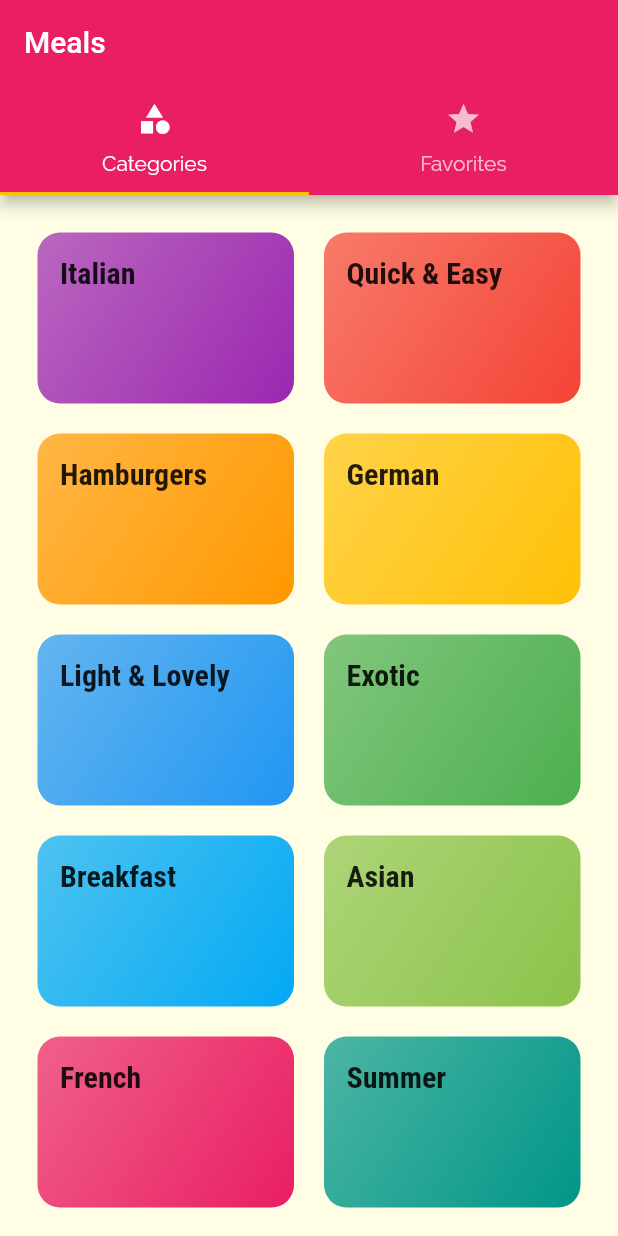
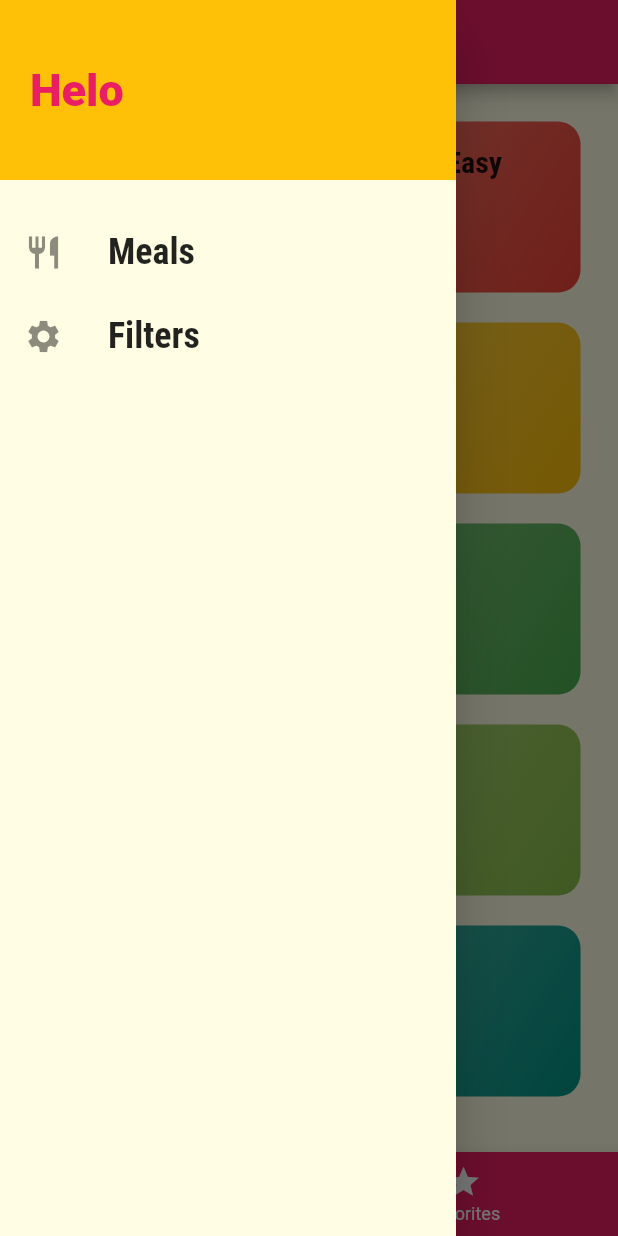
Before and after one commit to Arkadian404/flutter_meals_app, a Flutter app: the screen it shows after launch, with the side drawer open (before the commit the screen has no drawer), on a phone screen of 412 x 824 dp. Run offline on Flutter 3.47's test engine with Material 2 defaults, Android fonts, the phone set to English and light mode, and no system bars.

Commit message:
add new routes, create drawer and fix bugs

```diff
--- a/lib/main.dart
+++ b/lib/main.dart
@@ -3,6 +3,7 @@ import './screens/meal_detail_screen.dart';
 import './screens/category_meals_screen.dart';
 import './screens/tabs_screen.dart';
 import './screens/categories_screen.dart';
+import './screens/filters_screen.dart';
 
 void main() {
   runApp(const MyApp());
@@ -33,6 +34,7 @@ class MyApp extends StatelessWidget {
         '/': (ctx) => TabsScreen(),
         CategoryMealsScreen.routeName: (ctx) => CategoryMealsScreen(),
         MealDetailScreen.routeName: (ctx) => MealDetailScreen(),
+        FiltersScreen.routeName: (ctx) => FiltersScreen(),
       },
     );
   }
--- /dev/null
+++ b/lib/screens/filters_screen.dart
@@ -0,0 +1,16 @@
+import 'package:flutter/material.dart';
+import '../widgets/main_drawer.dart';
+
+class FiltersScreen extends StatelessWidget {
+  static const routeName = '/filters';
+  const FiltersScreen({Key? key}) : super(key: key);
+
+  @override
+  Widget build(BuildContext context) {
+    return Scaffold(
+      appBar: AppBar(title: Text('Filters')),
+      drawer: MainDrawer(),
+      body: Center(child: Text('LOO')),
+    );
+  }
+}
--- a/lib/screens/tabs_screen.dart
+++ b/lib/screens/tabs_screen.dart
@@ -1,4 +1,5 @@
 import 'package:flutter/material.dart';
+import '../widgets/main_drawer.dart';
 
 import './categories_screen.dart';
 import './favorites_screen.dart';
@@ -11,32 +12,51 @@ class TabsScreen extends StatefulWidget {
 }
 
 class _TabsScreenState extends State<TabsScreen> {
+  final List<Map<String, dynamic>> _pages = [
+    {
+      'page': CategoriesScreen(),
+      'title': 'Categories',
+    },
+    {
+      'page': FavoritesScreen(),
+      'title': 'Favorites',
+    },
+  ];
+  int _selectPageIndex = 0;
+
+  void _selectPage(int index) {
+    setState(() {
+      _selectPageIndex = index;
+    });
+  }
+
   @override
   Widget build(BuildContext context) {
-    return DefaultTabController(
-      length: 2,
-      child: Scaffold(
-        appBar: AppBar(
-          title: Text('Meals'),
-          bottom: TabBar(
-            tabs: <Widget>[
-              Tab(
-                icon: Icon(Icons.category),
-                text: 'Categories',
-              ),
-              Tab(
-                icon: Icon(Icons.star),
-                text: 'Favorites',
-              ),
-            ],
+    return Scaffold(
+      appBar: AppBar(
+        title: Text(_pages[_selectPageIndex]['title']),
+      ),
+      drawer: MainDrawer(),
+      body: _pages[_selectPageIndex]['page'],
+      bottomNavigationBar: BottomNavigationBar(
+        onTap: _selectPage,
+        backgroundColor: Theme.of(context).primaryColor,
+        unselectedItemColor: Colors.white,
+        selectedItemColor: Theme.of(context).accentColor,
+        currentIndex: _selectPageIndex,
+        // type: BottomNavigationBarType.shifting,
+        items: [
+          BottomNavigationBarItem(
+            backgroundColor: Theme.of(context).primaryColor,
+            icon: Icon(Icons.category),
+            label: 'Categories',
           ),
-        ),
-        body: TabBarView(
-          children: <Widget>[
-            CategoriesScreen(),
-            FavoritesScreen(),
-          ],
-        ),
+          BottomNavigationBarItem(
+            backgroundColor: Theme.of(context).primaryColor,
+            icon: Icon(Icons.star),
+            label: 'Favorites',
+          ),
+        ],
       ),
     );
   }
--- /dev/null
+++ b/lib/widgets/main_drawer.dart
@@ -0,0 +1,66 @@
+import 'package:flutter/material.dart';
+import '../screens/filters_screen.dart';
+
+class MainDrawer extends StatelessWidget {
+  const MainDrawer({Key? key}) : super(key: key);
+  Widget buildListTile(String title, IconData icon, VoidCallback tapHandler) {
+    return ListTile(
+      leading: Icon(
+        icon,
+        size: 26,
+      ),
+      title: Text(
+        title,
+        style: TextStyle(
+          fontFamily: 'RobotoCondensed',
+          fontSize: 24,
+          fontWeight: FontWeight.bold,
+        ),
+      ),
+      onTap: tapHandler,
+    );
+  }
+
+  @override
+  Widget build(BuildContext context) {
+    return Drawer(
+      child: Column(
+        children: <Widget>[
+          Container(
+            height: 120,
+            width: double.infinity,
+            padding: EdgeInsets.all(20),
+            alignment: Alignment.centerLeft,
+            color: Theme.of(context).accentColor,
+            child: Text(
+              'Helo',
+              style: TextStyle(
+                fontWeight: FontWeight.w900,
+                fontSize: 30,
+                color: Theme.of(context).primaryColor,
+              ),
+            ),
+          ),
+          SizedBox(
+            height: 20,
+          ),
+          buildListTile(
+            'Meals',
+            Icons.restaurant,
+            () {
+              Navigator.of(context).pushReplacementNamed('/');
+            },
+          ),
+          buildListTile(
+            'Filters',
+            Icons.settings,
+            () {
+              Navigator.of(context)
+                  .pushReplacementNamed(FiltersScreen.routeName);
+            },
+          ),
+        ],
+      ),
+    );
+  }
+}
```
